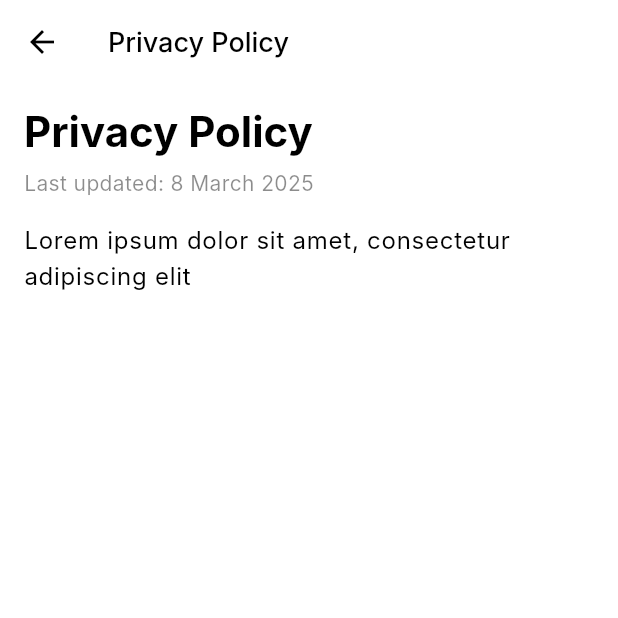
After one commit to Function-Team/mobile-frontend, a Flutter app: the PrivacyPolicyPage screen opened by its route, on a phone screen of 412 x 824 dp, the top half of it. The commit adds this screen. Run offline on Flutter 3.47's test engine with Material 3 defaults, Android fonts, the phone set to English and light mode, and no system bars; our stand-ins replace font_awesome_flutter, get, shared_preferences; accounts and stored records are empty; Roboto replaces fonts that are missing (Inter).

Commit message:
feat: Add legal pages and update routes
- Created PrivacyPolicyPage and TermsOfServicePage
- Updated routes to include new legal pages
- Cleaned up unused imports in AuthService

Co-authored-by: Royyan AZ <kasehitoworks@gmail.com>

```diff
--- a/lib/modules/auth/services/auth_service.dart
+++ b/lib/modules/auth/services/auth_service.dart
@@ -1,9 +1,9 @@
 import 'package:function_mobile/modules/auth/models/auth_model.dart';
-import 'package:get/get_connect/http/src/request/request.dart';
+// import 'package:get/get_connect/http/src/request/request.dart';
 import 'package:shared_preferences/shared_preferences.dart';
 
 class AuthService {
-  static const String _baseUrl = 'https://api-placholder.inimshdummy.com';
+  //TODO: static const String _baseUrl = 'https://api-placholder.inimshdummy.com';
 
   Future<void> saveToken(String token) async {
     final prefs = await SharedPreferences.getInstance();
--- /dev/null
+++ b/lib/modules/legal/privacy_policy_page.dart
@@ -0,0 +1,38 @@
+import 'package:flutter/material.dart';
+
+class PrivacyPolicyPage extends StatelessWidget {
+  const PrivacyPolicyPage({super.key});
+
+  @override
+  Widget build(BuildContext context) {
+    return Scaffold(
+      appBar: AppBar(
+        title: Text('Privacy Policy'),
+      ),
+      body: SingleChildScrollView(
+        child: Padding(
+          padding: const EdgeInsets.all(16),
+          child: Column(
+            crossAxisAlignment: CrossAxisAlignment.start,
+            children: [
+              Text(
+                'Privacy Policy',
+                style: Theme.of(context).textTheme.displayMedium,
+              ),
+              SizedBox(height: 8),
+              Text(
+                'Last updated: 8 March 2025',
+                style: Theme.of(context).textTheme.bodyMedium,
+              ),
+              SizedBox(height: 16),
+              Text(
+                'Lorem ipsum dolor sit amet, consectetur adipiscing elit',
+                style: Theme.of(context).textTheme.bodyLarge,
+              ),
+            ],
+          ),
+        ),
+      ),
+    );
+  }
+}
--- a/lib/routes/routes.dart
+++ b/lib/routes/routes.dart
@@ -1,8 +1,10 @@
 import 'package:function_mobile/modules/auth/bindings/auth_binding.dart';
 import 'package:function_mobile/modules/auth/views/signup_page.dart';
-import 'package:get/get.dart';
+import 'package:function_mobile/modules/legal/privacy_policy_page.dart';
 import 'package:function_mobile/modules/auth/views/login_page.dart';
 import 'package:function_mobile/modules/home/views/home_page.dart';
+import 'package:function_mobile/modules/legal/terms_of_service_page.dart';
+import 'package:get/get.dart';
 
 class MyRoutes {
   static const String login = '/login';
@@ -14,6 +16,8 @@ class MyRoutes {
   static const String promos = '/promos';
   static const String favorites = '/favorites';
   static const String detailVenue = '/detailVenue';
+  static const String privacyPolicy = '/privacyPolicy';
+  static const String termsOfService = '/termsOfService';
 
   static final List<GetPage> pages = [
     GetPage(
@@ -27,5 +31,7 @@ class MyRoutes {
       binding: AuthBinding(),
     ),
     GetPage(name: home, page: () => HomePage()),
+    GetPage(name: privacyPolicy, page: () => PrivacyPolicyPage()),
+    GetPage(name: termsOfService, page: () => TermsOfServicePage()),
   ];
 }
```
Also changed, not shown: lib/modules/legal/terms_of_service_page.dart (added, +38 -0 lines).
